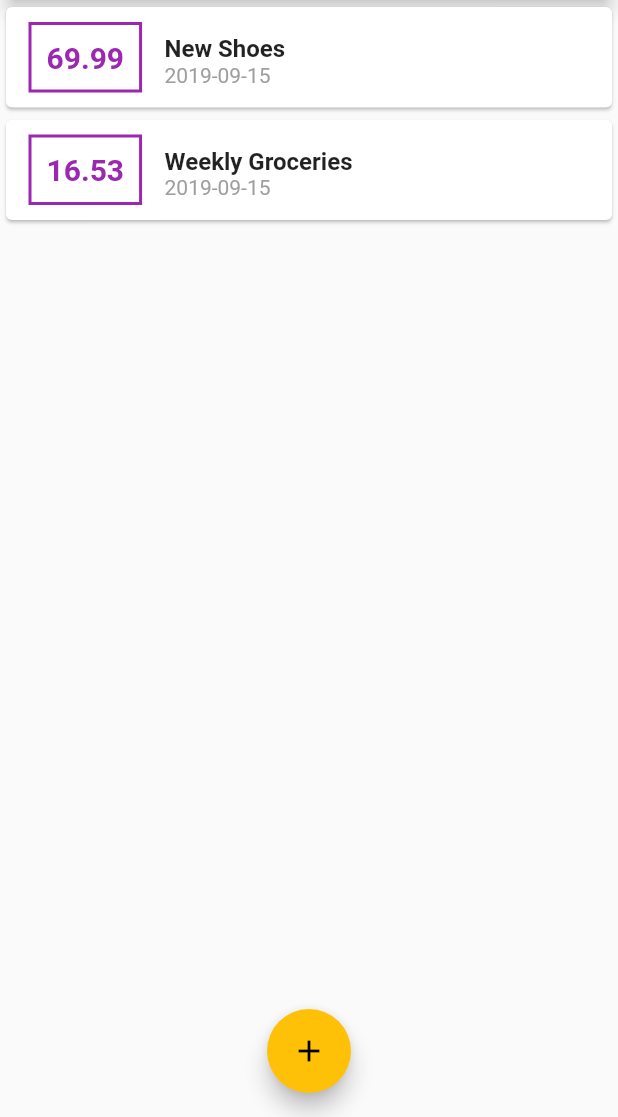
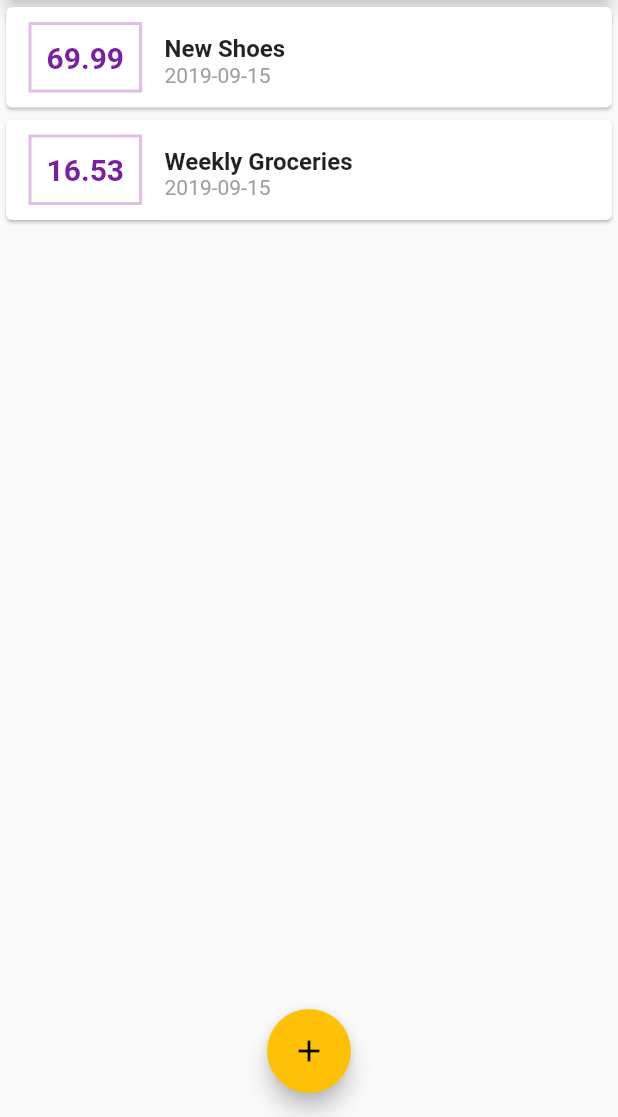
Before and after one commit to snarksliveshere/spendings, a Flutter app: the screen it shows after launch, on a phone screen of 412 x 824 dp, the part 119-1236 px from its top. Run offline on Flutter 3.47's test engine with Material 2 defaults, Android fonts, the phone set to English and light mode, and no system bars.

Commit message:
color theme

```diff
--- a/lib/main.dart
+++ b/lib/main.dart
@@ -14,6 +14,7 @@ class MyApp extends StatelessWidget {
       theme: ThemeData(
         primarySwatch: Colors.purple,
         accentColor: Colors.amber,
+        cursorColor: Colors.purple
       ),
       home: MyHomePage(),
     );
--- a/lib/widgets/new_transaction.dart
+++ b/lib/widgets/new_transaction.dart
@@ -36,7 +36,6 @@ class _NewTransactionState extends State<NewTransaction> {
           crossAxisAlignment: CrossAxisAlignment.end,
           children: <Widget>[
             TextField(
-              cursorColor: Colors.purple,
               decoration: InputDecoration(labelText: 'Title'),
               controller: _titleController,
               onSubmitted: (_) => submitData(),
--- a/lib/widgets/transaction_list.dart
+++ b/lib/widgets/transaction_list.dart
@@ -21,9 +21,10 @@ class TransactionList extends StatelessWidget {
                   child: Text(
                     '${_transactions[index].amount.toStringAsFixed(2)}',
                     style: TextStyle(
-                        fontWeight: FontWeight.bold,
-                        fontSize: 20.0,
-                        color: Colors.purple),
+                      fontWeight: FontWeight.bold,
+                      fontSize: 20.0,
+                      color: Theme.of(context).primaryColorDark,
+                    ),
                   ),
                   margin: EdgeInsets.symmetric(
                     vertical: 10,
@@ -31,7 +32,7 @@ class TransactionList extends StatelessWidget {
                   ),
                   decoration: BoxDecoration(
                     border: Border.all(
-                      color: Colors.purple,
+                      color: Theme.of(context).primaryColorLight,
                       width: 2,
                     ),
                   ),
```
